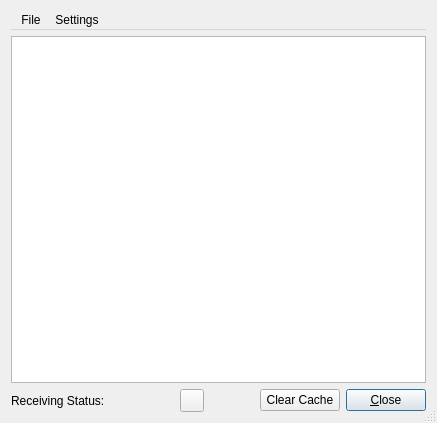
Old version of the form dream/src/GUI-QT/JLViewer.ui in the repository mmjee/dream-patched.
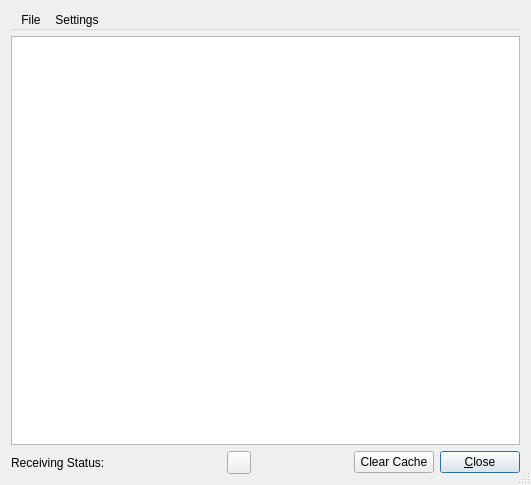
New version of the form. Icons and pictures are not drawn. Custom widgets are drawn as their Qt base class.

```diff
--- a/dream/src/GUI-QT/JLViewer.ui
+++ b/dream/src/GUI-QT/JLViewer.ui
@@ -6,17 +6,21 @@
    <rect>
     <x>0</x>
     <y>0</y>
-    <width>437</width>
-    <height>423</height>
+    <width>531</width>
+    <height>485</height>
    </rect>
   </property>
   <property name="windowTitle">
    <string>MainWindow</string>
   </property>
+  <property name="windowIcon">
+   <iconset resource="res/icons.qrc">
+    <normaloff>:/icons/MainIcon.png</normaloff>:/icons/MainIcon.png</iconset>
+  </property>
   <property name="sizeGripEnabled">
    <bool>true</bool>
   </property>
-  <layout class="QVBoxLayout" name="verticalLayout_2">
+  <layout class="QVBoxLayout" name="verticalLayout">
    <item>
     <widget class="QMenuBar" name="menubar">
      <widget class="QMenu" name="menuFile">
@@ -41,8 +45,6 @@
     </widget>
    </item>
    <item>
-    <layout class="QVBoxLayout" name="verticalLayout">
-     <item>
       <widget class="JLBrowser" name="textBrowser"/>
      </item>
      <item>
@@ -138,8 +140,6 @@
           <bool>true</bool>
          </property>
         </widget>
-       </item>
-      </layout>
      </item>
     </layout>
    </item>
```
Lines whose indentation alone changed are shown as unchanged.
